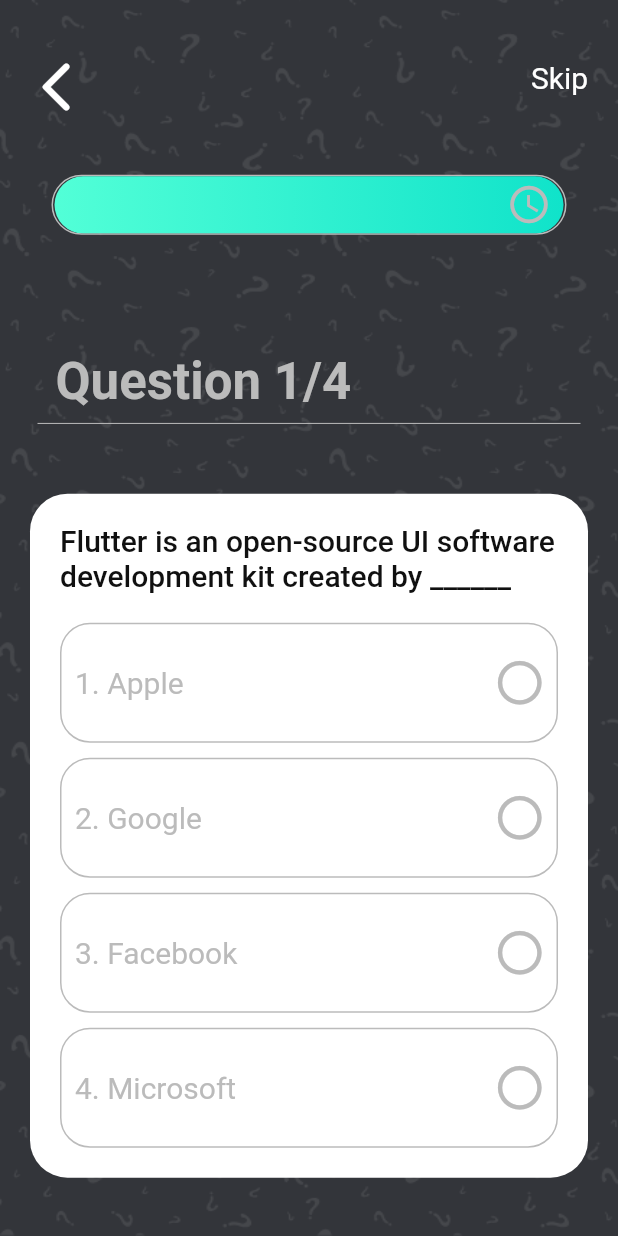
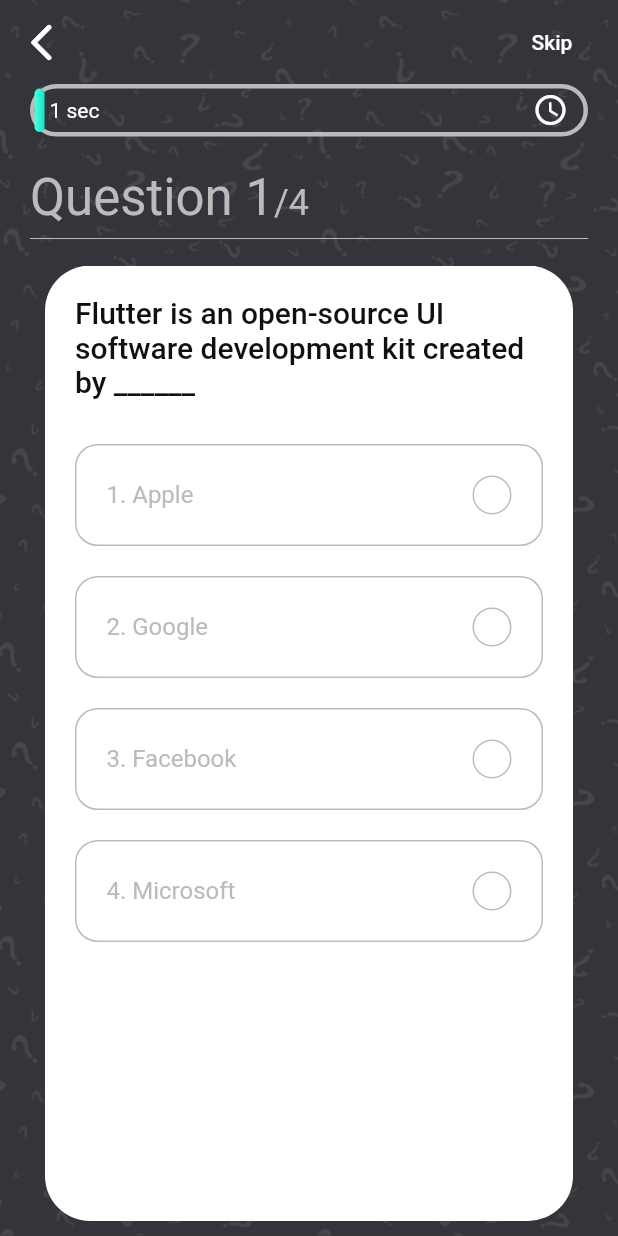
Before and after one commit to mahsak01/Quiz_Game, a Flutter app: the screen it shows after launch, after a tap on "Lets Start", on a phone screen of 412 x 824 dp. Run offline on Flutter 3.47's test engine with Material 2 defaults, Android fonts, the phone set to English and light mode, and no system bars; our stand-ins replace get.

Commit message:
add question page

```diff
--- a/quizgame_app/lib/Data/read_data.dart
+++ /dev/null
@@ -1,8 +0,0 @@
-import 'package:quizgame_app/constants.dart';
-import 'package:quizgame_app/models/Question.dart';
-List<Question> questions=[];
-void readData(){
-for(int i=0;i<data.length;i++){
-  questions.add(new Question(data[i]['id'] , data[i]['answer'], data[i]['question'], data[i]['options']));
-}
-}
--- a/quizgame_app/lib/constants.dart
+++ b/quizgame_app/lib/constants.dart
@@ -1,4 +1,5 @@
 import 'package:flutter/material.dart';
+import 'package:get/get.dart';
 
 const SecondColor= Color(0xff45474b);
 const WhiteColor = Color(0xFFffffff);
--- a/quizgame_app/lib/controller/Play.dart
+++ b/quizgame_app/lib/controller/Play.dart
@@ -1,21 +1,111 @@
+import 'package:flutter/widgets.dart';
 import 'package:get/get.dart';
-import 'package:quizgame_app/Data/read_data.dart';
+import 'package:get/state_manager.dart';
+import 'package:quizgame_app/models/Question.dart';
+import 'package:quizgame_app/screens/score/score_page.dart';
 
-class Play extends GetxController{
-  int numberOfQuestion=0.abs();
-  int score=0.abs();
+import '../constants.dart';
 
-  void restart(){
-    numberOfQuestion=0;
-    score=0;
+class Play extends GetxController  with SingleGetTickerProviderMixin {
+  // Lets animated our progress bar
+
+  AnimationController? _animationController;
+  Animation? _animation;
+  // so that we can access our animation outside
+  Animation? get animation => this._animation;
+
+  PageController? _pageController;
+  PageController? get pageController => this._pageController;
+
+  List<Question> _questions = data
+      .map(
+        (question) => Question( question['id'], question['answer'],question['question'],question['options']),
+  )
+      .toList();
+  List<Question> get questions => this._questions;
+
+  bool _isAnswered = false;
+  bool get isAnswered => this._isAnswered;
+
+  int? _correctAns;
+  int? get correctAns => this._correctAns;
+
+  int? _selectedAns;
+  int? get selectedAns => this._selectedAns;
+
+  // for more about obs please check documentation
+  int? _questionNumber = 1.obs();
+  int? get questionNumber => this._questionNumber;
+
+  int _numOfCorrectAns = 0;
+  int get numOfCorrectAns => this._numOfCorrectAns;
+
+  // called immediately after the widget is allocated memory
+  @override
+  void onInit() {
+    // Our animation duration is 60 s
+    // so our plan is to fill the progress bar within 60s
+    _animationController =
+        AnimationController(duration: Duration(seconds: 60), vsync: this);
+    _animation = Tween<double>(begin: 0, end: 1).animate(_animationController!)
+      ..addListener(() {
+        // update like setState
+        update();
+      });
+
+    // start our animation
+    // Once 60s is completed go to the next qn
+    _animationController!.forward().whenComplete(nextQuestion);
+    _pageController = PageController();
+    super.onInit();
   }
 
-  void setScore(bool result){
-    if(numberOfQuestion<questions.length-1)
-    numberOfQuestion++;
-    if(result==true)
-      score++;
-     update();
+  // // called just before the Controller is deleted from memory
+  @override
+  void onClose() {
+    super.onClose();
+    _animationController!.dispose();
+    _pageController!.dispose();
   }
 
+  void checkAns(Question question, int selectedIndex) {
+    // because once user press any option then it will run
+    _isAnswered = true;
+    _correctAns = question.answer;
+    _selectedAns = selectedIndex;
+
+    if (_correctAns == _selectedAns) _numOfCorrectAns++;
+
+
+    // It will stop the counter
+    _animationController!.stop();
+    update();
+
+    // Once user select an ans after 3s it will go to the next qn
+    Future.delayed(Duration(seconds: 3), () {
+      nextQuestion();
+    });
+  }
+
+  void nextQuestion() {
+    if (_questionNumber != _questions.length ) {
+      _isAnswered = false;
+      _pageController!.nextPage(
+          duration: Duration(milliseconds: 250), curve: Curves.ease);
+
+      // Reset the counter
+      _animationController!.reset();
+
+      // Then start it again
+      // Once timer is finish go to the next qn
+      _animationController!.forward().whenComplete(nextQuestion);
+    } else {
+      // Get package provide us simple way to naviigate another page
+      Get.to(ScorePage());
+    }
+  }
+
+  void updateTheQnNum(int index) {
+    _questionNumber = index + 1;
+  }
 }
--- a/quizgame_app/lib/controller/check_test.dart
+++ /dev/null
@@ -1,26 +0,0 @@
-import 'package:get/get.dart';
-
-class Check_Test extends GetxController{
-  var isSelect=false.obs;
-  var correctIndex=-1.obs;
-  var selectIndex=-1.obs;
-
-  Check_Test(int correctSelect){
-    this.correctIndex=correctSelect;
-    this.isSelect.value=false;
-    update();
-  }
-
-  update_Check_Test(int correctSelect){
-    this.correctIndex=correctSelect;
-    this.isSelect.value=false;
-    this.selectIndex=-1.obs;
-    update();
-  }
-  void selectOption(int select){
-    this.selectIndex=select;
-    this.isSelect.value=true;
-    update();
-  }
-
-}
--- a/quizgame_app/lib/main.dart
+++ b/quizgame_app/lib/main.dart
@@ -1,6 +1,5 @@
 
 import 'package:flutter/material.dart';
-import 'package:quizgame_app/Data/read_data.dart';
 import 'package:quizgame_app/screens/home/home_page.dart';
 
 
--- a/quizgame_app/lib/screens/home/home_page.dart
+++ b/quizgame_app/lib/screens/home/home_page.dart
@@ -1,5 +1,4 @@
 import 'package:flutter/material.dart';
-import 'package:quizgame_app/Data/read_data.dart';
 import 'package:quizgame_app/constants.dart';
 import 'package:quizgame_app/screens/quiz/quiz_page.dart';
 
@@ -51,8 +50,6 @@
                   Center(
                     child: GestureDetector(
                       onTap: (){
-                        readData();
-                        Navigator.pop(context);
                         Navigator.push(
                           context,
                           MaterialPageRoute(builder: (context) => QuizPage()),
--- a/quizgame_app/lib/screens/quiz/quiz_page.dart
+++ b/quizgame_app/lib/screens/quiz/quiz_page.dart
@@ -1,7 +1,5 @@
-
 import 'package:flutter/material.dart';
 import 'package:get/get.dart';
-import 'package:quizgame_app/Data/read_data.dart';
 import 'package:quizgame_app/controller/Play.dart';
 import 'package:quizgame_app/models/Question.dart';
 import 'package:quizgame_app/screens/quiz/widgets/question_card.dart';
@@ -11,17 +9,29 @@
 class QuizPage extends StatelessWidget {
   @override
   Widget build(BuildContext context) {
-    Play play=Get.put(Play());
+    Play play = Get.put(Play());
     return Scaffold(
+        extendBodyBehindAppBar: true,
+        appBar: AppBar(
+          // Fluttter show the back button automatically
+          backgroundColor: Colors.transparent,
+          elevation: 0,
+          actions: [
+            FlatButton(onPressed: play.nextQuestion, child: Text("Skip")),
+          ],
+          leading: IconButton(
+              onPressed: () {
+                Navigator.pop(context);
+              },
+              icon: Icon(
+                Icons.arrow_back_ios_rounded,
+                color: WhiteColor,
+                size: 30,
+              )),
+        ),
         body: Stack(
           children: [
             //back ground
-          Stack(
-            alignment: Alignment.topRight,
-            children: [
-              Stack(
-                alignment: Alignment.topLeft,
-                children: [
             Container(
               width: MediaQuery.of(context).size.width,
               height: MediaQuery.of(context).size.height,
@@ -30,64 +40,59 @@
                 fit: BoxFit.fill,
               ),
             ),
-                  Padding(
-                    padding: const EdgeInsets.only(top: 30, left: 10),
-                    child: IconButton(
-                        onPressed: () {
-                          Navigator.pop(context);
-                        },
-                        icon: Icon(
-                          Icons.arrow_back_ios_rounded,
-                          color: WhiteColor,
-                          size: 40,
-                        )),
-                  )
-                ],
-              ),
-              Padding(
-                  padding: const EdgeInsets.only(top: 40, right: 20),
-                  child: GestureDetector(
-                    onTap: (){
-                      play.setScore(false);
-                    },
-                    child: Text(
-                      "Skip",
-                      style: TextStyle(color: WhiteColor, fontSize: 20),
-                    ),
-                  ))
-            ],
-          ),
             SafeArea(
-              child: Padding(
-                padding: const EdgeInsets.symmetric(horizontal: kDefaultPadding),
               child: Column(
                 crossAxisAlignment: CrossAxisAlignment.start,
                 children: [
-                    Spacer(flex:3,),
-                    Center(child: ProgressBar()),
-                    Spacer(flex: 2,),
-                    Text(
-                      "  Question ${play.numberOfQuestion+1}/${data.length}",
+                  Padding(
+                    padding:
+                        const EdgeInsets.symmetric(horizontal: kDefaultPadding),
+                    child: ProgressBar(),
+                  ),
+                  SizedBox(height: kDefaultPadding),
+                  GetBuilder<Play>(
+                    builder: (_) => Padding(
+                      padding: const EdgeInsets.symmetric(
+                          horizontal: kDefaultPadding),
+                      child: Text.rich(
+                        TextSpan(
+                          text: "Question ${play.questionNumber}",
                           style: Theme.of(context)
                               .textTheme
                               .headline4!
-                          .copyWith(fontWeight: FontWeight.bold, color: GrayColor),
+                              .copyWith(color: GrayColor),
+                          children: [
+                            TextSpan(
+                              text: "/${play.questions.length}",
+                              style: Theme.of(context)
+                                  .textTheme
+                                  .headline5!
+                                  .copyWith(color: GrayColor),
                             ),
-                    Divider(
-                      color: GrayColor,
-                      indent: 5,
-                      endIndent: 5,
-                    ),
-                    Spacer(flex: 1,),
-
-                    GetBuilder<Play>(  builder: (_) => QuestionCard(questions[play.numberOfQuestion])),
-                    Spacer()
-                  ],
-
-                ),
-              ))
                           ],
                         ),
-    );
+                      ),
+                    ),
+                  ),
+                  Divider(indent: 20,endIndent: 20,color: GrayColor,),
+                  Expanded(
+                    child: Padding(
+                      padding: const EdgeInsets.all(10),
+                      child: PageView.builder(
+                        // Block swipe to next qn
+                        physics: NeverScrollableScrollPhysics(),
+                        controller: play.pageController,
+                        onPageChanged: play.updateTheQnNum,
+                        itemCount: play.questions.length,
+                        itemBuilder: (context, index) =>
+                            QuestionCard(play.questions[index]),
+                      ),
+                    ),
+                  ),
+                ],
+              ),
+            )
+          ],
+        ));
   }
 }
--- a/quizgame_app/lib/screens/quiz/widgets/option.dart
+++ b/quizgame_app/lib/screens/quiz/widgets/option.dart
@@ -1,96 +1,73 @@
 import 'package:flutter/material.dart';
 import 'package:get/get.dart';
 import 'package:quizgame_app/constants.dart';
-import 'package:quizgame_app/controller/check_test.dart';
+import 'package:quizgame_app/controller/Play.dart';
 
 class Option extends StatelessWidget {
-  String? text;
-  int index;
-  Check_Test check_test;
-
-  Option(this.text, this.index, this.check_test);
+  const Option( this.text,
+       this.index,
+       this.press,{
+        Key? key,
+  }) : super(key: key);
+  final String text;
+  final int index;
+  final VoidCallback press;
 
   @override
   Widget build(BuildContext context) {
-    return Padding(
-      padding: const EdgeInsets.only(top: 10),
-      child: GestureDetector(
-        onTap: () {
-          check_test.selectOption(index);
-        },
-        child: Stack(
-          alignment: Alignment.centerRight,
-          children: [
-            Stack(
-              alignment: Alignment.centerLeft,
-              children: [
-                GetBuilder<Check_Test>(
-                  builder: (_) => Container(
-                    width: MediaQuery.of(context).size.width / 1,
-                    height: 80,
+    return GetBuilder<Play>(
+        init: Play(),
+        builder: (qnController) {
+          Color getTheRightColor() {
+            if (qnController.isAnswered) {
+              if (index == qnController.correctAns) {
+                return GreenColor;
+              } else if (index == qnController.selectedAns &&
+                  qnController.selectedAns != qnController.correctAns) {
+                return RedColor;
+              }
+            }
+            return GrayColor;
+          }
+
+          IconData getTheRightIcon() {
+            return getTheRightColor() == RedColor ? Icons.close : Icons.done;
+          }
+
+          return InkWell(
+            onTap: press,
+            child: Container(
+              margin: EdgeInsets.only(top: kDefaultPadding),
+              padding: EdgeInsets.all(kDefaultPadding),
+              decoration: BoxDecoration(
+                border: Border.all(color: getTheRightColor()),
+                borderRadius: BorderRadius.circular(15),
+              ),
+              child: Row(
+                mainAxisAlignment: MainAxisAlignment.spaceBetween,
+                children: [
+                  Text(
+                    "${index + 1}. $text",
+                    style: TextStyle(color: getTheRightColor(), fontSize: 16),
+                  ),
+                  Container(
+                    height: 26,
+                    width: 26,
                     decoration: BoxDecoration(
-                        color: (check_test.isSelect == true &&
-                                index == check_test.correctIndex)
-                            ? GreenColorLight
-                            : (check_test.selectIndex == index &&
-                                    check_test.isSelect == true)
-                                ? RedColorLight
-                                : WhiteColor,
-                        borderRadius: BorderRadius.all(Radius.circular(20)),
-                        border: Border.all(
-                          color: (check_test.isSelect == true &&
-                                  index == check_test.correctIndex)
-                              ? GreenColor
-                              : (check_test.selectIndex == index &&
-                                      check_test.isSelect == true)
-                                  ? RedColor
-                                  : GrayColor,
-                        )),
-                  ),
-                ),
-                Padding(
-                    padding: const EdgeInsets.only(left: 10),
-                    child: GetBuilder<Check_Test>(
-                      builder: (_) => Text(
-                        "${index + 1}. $text",
-                        style: TextStyle(
-                          fontSize: 20,
-                          color: (check_test.isSelect == true &&
-                                  index == check_test.correctIndex)
-                              ? GreenColor
-                              : (check_test.selectIndex == index &&
-                                      check_test.isSelect == true)
-                                  ? RedColor
-                                  : GrayColor,
-                        ),
-                      ),
-                    )),
-              ],
+                      color: getTheRightColor() == GrayColor
+                          ? Colors.transparent
+                          : getTheRightColor(),
+                      borderRadius: BorderRadius.circular(50),
+                      border: Border.all(color: getTheRightColor()),
+                    ),
+                    child: getTheRightColor() == GrayColor
+                        ? null
+                        : Icon(getTheRightIcon(), size: 16),
+                  )
+                ],
+              ),
             ),
-            GetBuilder<Check_Test>(
-                builder: (_) => IconButton(
-                      onPressed: () {},
-                      icon: Icon(
-                        (check_test.isSelect == true &&
-                                index == check_test.correctIndex)
-                            ? Icons.check_circle
-                            : (check_test.selectIndex == index &&
-                                    check_test.isSelect == true)
-                                ? Icons.cancel
-                                : Icons.circle_outlined,
-                      ),
-                      iconSize: 35,
-                      color: (check_test.isSelect == true &&
-                              index == check_test.correctIndex)
-                          ? GreenColor
-                          : (check_test.selectIndex == index &&
-                                  check_test.isSelect == true)
-                              ? RedColor
-                              : GrayColor,
-                    ))
-          ],
-        ),
-      ),
-    );
+          );
+        });
   }
 }
--- a/quizgame_app/lib/screens/quiz/widgets/progressbar.dart
+++ b/quizgame_app/lib/screens/quiz/widgets/progressbar.dart
@@ -1,49 +1,56 @@
 import 'package:flutter/material.dart';
+import 'package:get/state_manager.dart';
 import 'package:quizgame_app/constants.dart';
+import 'package:quizgame_app/controller/Play.dart';
 class ProgressBar extends StatelessWidget {
+  const ProgressBar({
+    Key? key,
+  }) : super(key: key);
+
+
   @override
   Widget build(BuildContext context) {
+    return Container(
+      width: double.infinity,
+      height: 35,
+      decoration: BoxDecoration(
+        border: Border.all(color: GrayColor, width: 3),
+        borderRadius: BorderRadius.circular(50),
+      ),
+      child: GetBuilder<Play>(
+        init: Play(),
+        builder: (controller) {
           return Stack(
-      alignment: Alignment.centerRight,
             children: [
-        Stack(
-          alignment: Alignment.centerLeft,
-          children: [
-            Container(
-              height: 40,
-              width: MediaQuery.of(context).size.width/1.2,
+              // LayoutBuilder provide us the available space for the conatiner
+              // constraints.maxWidth needed for our animation
+              LayoutBuilder(
+                builder: (context, constraints) => Container(
+                  // from 0 to 1 it takes 60s
+                  width: constraints.maxWidth * controller.animation!.value,
                   decoration: BoxDecoration(
-                color: Colors.transparent,
-                borderRadius: BorderRadius.all(Radius.circular(20)),
-                border: Border.all(
-                  color: GrayColor
-                )
+                    gradient: PrimaryGradient,
+                    borderRadius: BorderRadius.circular(50),
                   ),
                 ),
-          //  if(context.read<ProviderController>().start>0)
-            Padding(
-              padding: const EdgeInsets.only(left: 2),
-              child: Container(
-                height: 38,
-                width: ((MediaQuery.of(context).size.width/1.2)-4),//*context.read<ProviderController>().start ,
-                decoration: BoxDecoration(
-                    gradient: PrimaryGradient,
-                    borderRadius: BorderRadius.all(Radius.circular(20)),
-
+              ),
+              Positioned.fill(
+                child: Padding(
+                  padding: const EdgeInsets.symmetric(
+                      horizontal: kDefaultPadding / 2),
+                  child: Row(
+                    mainAxisAlignment: MainAxisAlignment.spaceBetween,
+                    children: [
+                      Text("${(controller.animation!.value * 60).round()} sec"),
+                      Icon(Icons.access_time)
+                    ],
                   ),
                 ),
               ),
             ],
+          );
+        },
       ),
-        Padding(
-          padding: const EdgeInsets.only(right: 10),
-          child: Icon(
-            Icons.access_time,
-            color: GrayColor,
-            size: 30,
-          ),
-        )
-      ],
     );
   }
 }
--- a/quizgame_app/lib/screens/quiz/widgets/question_card.dart
+++ b/quizgame_app/lib/screens/quiz/widgets/question_card.dart
@@ -1,40 +1,43 @@
 import 'package:flutter/material.dart';
 import 'package:get/get.dart';
-import 'package:quizgame_app/controller/check_test.dart';
+import 'package:quizgame_app/controller/Play.dart';
 import 'package:quizgame_app/models/Question.dart';
 import 'package:quizgame_app/screens/quiz/widgets/option.dart';
 import '../../../constants.dart';
 
 class QuestionCard extends StatelessWidget {
-  Question? question;
+  const QuestionCard(this.question, {
+    Key? key,
+  }) : super(key: key);
 
-  QuestionCard(this.question);
-
+  final Question question;
   @override
   Widget build(BuildContext context) {
-    var check_test= Get.put(Check_Test(question!.answer));
-    check_test.update_Check_Test(question!.answer);
-
+    Play _controller = Get.put(Play());
     return Container(
+      margin: EdgeInsets.symmetric(horizontal: kDefaultPadding),
+      padding: EdgeInsets.all(kDefaultPadding),
       decoration: BoxDecoration(
         color: Colors.white,
-        borderRadius: BorderRadius.circular(25),
+        borderRadius: BorderRadius.circular(30),
       ),
-      child: Padding(
-        padding: const EdgeInsets.symmetric(horizontal: kDefaultPadding,vertical: kDefaultPadding),
       child: Column(
         children: [
           Text(
-              question!.question,
+            question.question,
             style: Theme.of(context)
                 .textTheme
                 .headline6!
                 .copyWith(color: BlackColor),
           ),
           SizedBox(height: kDefaultPadding / 2),
-            ...List.generate(question!.options.length, (index) => Option(question!.options[index], index,check_test))
+          ...List.generate(
+            question.options.length,
+                (index) => Option(question.options[index], index,
+                      () => _controller.checkAns(question, index),
+            ),
+          ),
         ],
-        ),
       ),
     );
   }
--- a/quizgame_app/lib/screens/score/score_page.dart
+++ b/quizgame_app/lib/screens/score/score_page.dart
@@ -1,5 +1,7 @@
 import 'package:flutter/material.dart';
+import 'package:get/get.dart';
 import 'package:quizgame_app/constants.dart';
+import 'package:quizgame_app/controller/Play.dart';
 import 'package:quizgame_app/screens/home/home_page.dart';
 
 
@@ -7,6 +9,7 @@
 class ScorePage extends StatelessWidget {
   @override
   Widget build(BuildContext context) {
+    // Play _qnController = Get.put(Play());
     return Scaffold(
       body: Stack(
         alignment: Alignment.center,
@@ -56,13 +59,13 @@
                     child: Image.asset("assets/winner.png",fit: BoxFit.fill,),
                   ),
                   Spacer(),
-                  Text(
-                    "20/50",
-                    style: Theme.of(context)
-                        .textTheme
-                        .headline3!
-                        .copyWith(color: GrayColor),
-                  ),
+                  // Text(
+                  //   "${_qnController.correctAns.obs * 10}/${_qnController.questions.length * 10}",
+                  //   style: Theme.of(context)
+                  //       .textTheme
+                  //       .headline3!
+                  //       .copyWith(color: GrayColor),
+                  // ),
                   Spacer(flex: 2,),
 
                 ],
```
Lines whose indentation alone changed are shown as unchanged.
